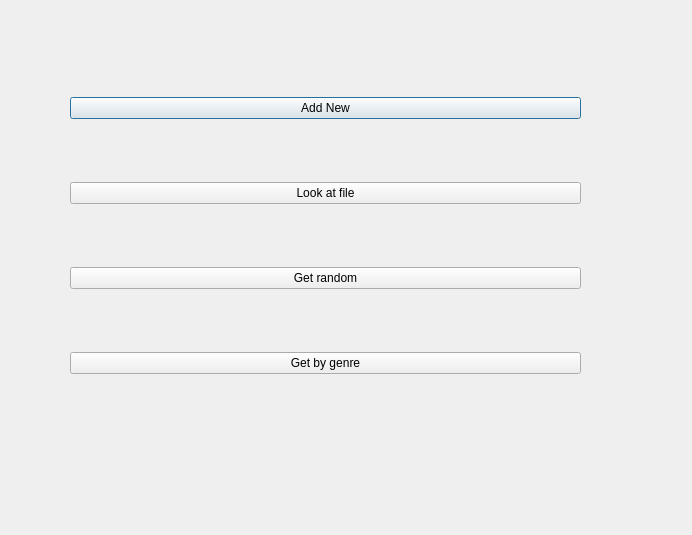
Qt form bookchoice.ui (Libra232/BlindChoice) before a commit.
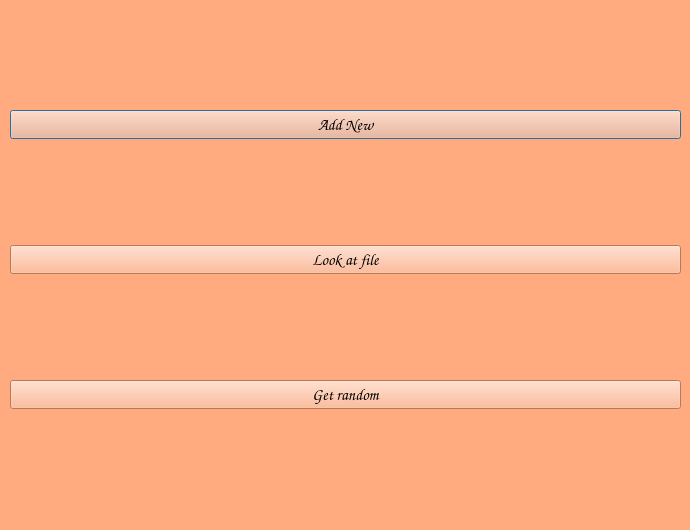
The same form after that commit.

What changed in the file:
```diff
--- a/bookchoice.ui
+++ b/bookchoice.ui
@@ -6,20 +6,495 @@
    <rect>
     <x>0</x>
     <y>0</y>
-    <width>692</width>
-    <height>535</height>
+    <width>690</width>
+    <height>530</height>
    </rect>
   </property>
+  <property name="palette">
+   <palette>
+    <active>
+     <colorrole role="WindowText">
+      <brush brushstyle="SolidPattern">
+       <color alpha="255">
+        <red>0</red>
+        <green>0</green>
+        <blue>0</blue>
+       </color>
+      </brush>
+     </colorrole>
+     <colorrole role="Button">
+      <brush brushstyle="SolidPattern">
+       <color alpha="255">
+        <red>255</red>
+        <green>170</green>
+        <blue>127</blue>
+       </color>
+      </brush>
+     </colorrole>
+     <colorrole role="Light">
+      <brush brushstyle="SolidPattern">
+       <color alpha="255">
+        <red>255</red>
+        <green>255</green>
+        <blue>254</blue>
+       </color>
+      </brush>
+     </colorrole>
+     <colorrole role="Midlight">
+      <brush brushstyle="SolidPattern">
+       <color alpha="255">
+        <red>255</red>
+        <green>212</green>
+        <blue>190</blue>
+       </color>
+      </brush>
+     </colorrole>
+     <colorrole role="Dark">
+      <brush brushstyle="SolidPattern">
+       <color alpha="255">
+        <red>127</red>
+        <green>85</green>
+        <blue>63</blue>
+       </color>
+      </brush>
+     </colorrole>
+     <colorrole role="Mid">
+      <brush brushstyle="SolidPattern">
+       <color alpha="255">
+        <red>170</red>
+        <green>113</green>
+        <blue>85</blue>
+       </color>
+      </brush>
+     </colorrole>
+     <colorrole role="Text">
+      <brush brushstyle="SolidPattern">
+       <color alpha="255">
+        <red>0</red>
+        <green>0</green>
+        <blue>0</blue>
+       </color>
+      </brush>
+     </colorrole>
+     <colorrole role="BrightText">
+      <brush brushstyle="SolidPattern">
+       <color alpha="255">
+        <red>255</red>
+        <green>255</green>
+        <blue>255</blue>
+       </color>
+      </brush>
+     </colorrole>
+     <colorrole role="ButtonText">
+      <brush brushstyle="SolidPattern">
+       <color alpha="255">
+        <red>0</red>
+        <green>0</green>
+        <blue>0</blue>
+       </color>
+      </brush>
+     </colorrole>
+     <colorrole role="Base">
+      <brush brushstyle="SolidPattern">
+       <color alpha="255">
+        <red>255</red>
+        <green>255</green>
+        <blue>255</blue>
+       </color>
+      </brush>
+     </colorrole>
+     <colorrole role="Window">
+      <brush brushstyle="SolidPattern">
+       <color alpha="255">
+        <red>255</red>
+        <green>170</green>
+        <blue>127</blue>
+       </color>
+      </brush>
+     </colorrole>
+     <colorrole role="Shadow">
+      <brush brushstyle="SolidPattern">
+       <color alpha="255">
+        <red>0</red>
+        <green>0</green>
+        <blue>0</blue>
+       </color>
+      </brush>
+     </colorrole>
+     <colorrole role="AlternateBase">
+      <brush brushstyle="SolidPattern">
+       <color alpha="255">
+        <red>255</red>
+        <green>212</green>
+        <blue>191</blue>
+       </color>
+      </brush>
+     </colorrole>
+     <colorrole role="ToolTipBase">
+      <brush brushstyle="SolidPattern">
+       <color alpha="255">
+        <red>255</red>
+        <green>255</green>
+        <blue>220</blue>
+       </color>
+      </brush>
+     </colorrole>
+     <colorrole role="ToolTipText">
+      <brush brushstyle="SolidPattern">
+       <color alpha="255">
+        <red>0</red>
+        <green>0</green>
+        <blue>0</blue>
+       </color>
+      </brush>
+     </colorrole>
+     <colorrole role="PlaceholderText">
+      <brush brushstyle="SolidPattern">
+       <color alpha="127">
+        <red>0</red>
+        <green>0</green>
+        <blue>0</blue>
+       </color>
+      </brush>
+     </colorrole>
+     <colorrole role="Accent">
+      <brush brushstyle="SolidPattern">
+       <color alpha="255">
+        <red>255</red>
+        <green>255</green>
+        <blue>255</blue>
+       </color>
+      </brush>
+     </colorrole>
+    </active>
+    <inactive>
+     <colorrole role="WindowText">
+      <brush brushstyle="SolidPattern">
+       <color alpha="255">
+        <red>0</red>
+        <green>0</green>
+        <blue>0</blue>
+       </color>
+      </brush>
+     </colorrole>
+     <colorrole role="Button">
+      <brush brushstyle="SolidPattern">
+       <color alpha="255">
+        <red>255</red>
+        <green>170</green>
+        <blue>127</blue>
+       </color>
+      </brush>
+     </colorrole>
+     <colorrole role="Light">
+      <brush brushstyle="SolidPattern">
+       <color alpha="255">
+        <red>255</red>
+        <green>255</green>
+        <blue>254</blue>
+       </color>
+      </brush>
+     </colorrole>
+     <colorrole role="Midlight">
+      <brush brushstyle="SolidPattern">
+       <color alpha="255">
+        <red>255</red>
+        <green>212</green>
+        <blue>190</blue>
+       </color>
+      </brush>
+     </colorrole>
+     <colorrole role="Dark">
+      <brush brushstyle="SolidPattern">
+       <color alpha="255">
+        <red>127</red>
+        <green>85</green>
+        <blue>63</blue>
+       </color>
+      </brush>
+     </colorrole>
+     <colorrole role="Mid">
+      <brush brushstyle="SolidPattern">
+       <color alpha="255">
+        <red>170</red>
+        <green>113</green>
+        <blue>85</blue>
+       </color>
+      </brush>
+     </colorrole>
+     <colorrole role="Text">
+      <brush brushstyle="SolidPattern">
+       <color alpha="255">
+        <red>0</red>
+        <green>0</green>
+        <blue>0</blue>
+       </color>
+      </brush>
+     </colorrole>
+     <colorrole role="BrightText">
+      <brush brushstyle="SolidPattern">
+       <color alpha="255">
+        <red>255</red>
+        <green>255</green>
+        <blue>255</blue>
+       </color>
+      </brush>
+     </colorrole>
+     <colorrole role="ButtonText">
+      <brush brushstyle="SolidPattern">
+       <color alpha="255">
+        <red>0</red>
+        <green>0</green>
+        <blue>0</blue>
+       </color>
+      </brush>
+     </colorrole>
+     <colorrole role="Base">
+      <brush brushstyle="SolidPattern">
+       <color alpha="255">
+        <red>255</red>
+        <green>255</green>
+        <blue>255</blue>
+       </color>
+      </brush>
+     </colorrole>
+     <colorrole role="Window">
+      <brush brushstyle="SolidPattern">
+       <color alpha="255">
+        <red>255</red>
+        <green>170</green>
+        <blue>127</blue>
+       </color>
+      </brush>
+     </colorrole>
+     <colorrole role="Shadow">
+      <brush brushstyle="SolidPattern">
+       <color alpha="255">
+        <red>0</red>
+        <green>0</green>
+        <blue>0</blue>
+       </color>
+      </brush>
+     </colorrole>
+     <colorrole role="AlternateBase">
+      <brush brushstyle="SolidPattern">
+       <color alpha="255">
+        <red>255</red>
+        <green>212</green>
+        <blue>191</blue>
+       </color>
+      </brush>
+     </colorrole>
+     <colorrole role="ToolTipBase">
+      <brush brushstyle="SolidPattern">
+       <color alpha="255">
+        <red>255</red>
+        <green>255</green>
+        <blue>220</blue>
+       </color>
+      </brush>
+     </colorrole>
+     <colorrole role="ToolTipText">
+      <brush brushstyle="SolidPattern">
+       <color alpha="255">
+        <red>0</red>
+        <green>0</green>
+        <blue>0</blue>
+       </color>
+      </brush>
+     </colorrole>
+     <colorrole role="PlaceholderText">
+      <brush brushstyle="SolidPattern">
+       <color alpha="127">
+        <red>0</red>
+        <green>0</green>
+        <blue>0</blue>
+       </color>
+      </brush>
+     </colorrole>
+     <colorrole role="Accent">
+      <brush brushstyle="SolidPattern">
+       <color alpha="255">
+        <red>255</red>
+        <green>255</green>
+        <blue>255</blue>
+       </color>
+      </brush>
+     </colorrole>
+    </inactive>
+    <disabled>
+     <colorrole role="WindowText">
+      <brush brushstyle="SolidPattern">
+       <color alpha="255">
+        <red>127</red>
+        <green>85</green>
+        <blue>63</blue>
+       </color>
+      </brush>
+     </colorrole>
+     <colorrole role="Button">
+      <brush brushstyle="SolidPattern">
+       <color alpha="255">
+        <red>255</red>
+        <green>170</green>
+        <blue>127</blue>
+       </color>
+      </brush>
+     </colorrole>
+     <colorrole role="Light">
+      <brush brushstyle="SolidPattern">
+       <color alpha="255">
+        <red>255</red>
+        <green>255</green>
+        <blue>254</blue>
+       </color>
+      </brush>
+     </colorrole>
+     <colorrole role="Midlight">
+      <brush brushstyle="SolidPattern">
+       <color alpha="255">
+        <red>255</red>
+        <green>212</green>
+        <blue>190</blue>
+       </color>
+      </brush>
+     </colorrole>
+     <colorrole role="Dark">
+      <brush brushstyle="SolidPattern">
+       <color alpha="255">
+        <red>127</red>
+        <green>85</green>
+        <blue>63</blue>
+       </color>
+      </brush>
+     </colorrole>
+     <colorrole role="Mid">
+      <brush brushstyle="SolidPattern">
+       <color alpha="255">
+        <red>170</red>
+        <green>113</green>
+        <blue>85</blue>
+       </color>
+      </brush>
+     </colorrole>
+     <colorrole role="Text">
+      <brush brushstyle="SolidPattern">
+       <color alpha="255">
+        <red>127</red>
+        <green>85</green>
+        <blue>63</blue>
+       </color>
+      </brush>
+     </colorrole>
+     <colorrole role="BrightText">
+      <brush brushstyle="SolidPattern">
+       <color alpha="255">
+        <red>255</red>
+        <green>255</green>
+        <blue>255</blue>
+       </color>
+      </brush>
+     </colorrole>
+     <colorrole role="ButtonText">
+      <brush brushstyle="SolidPattern">
+       <color alpha="255">
+        <red>127</red>
+        <green>85</green>
+        <blue>63</blue>
+       </color>
+      </brush>
+     </colorrole>
+     <colorrole role="Base">
+      <brush brushstyle="SolidPattern">
+       <color alpha="255">
+        <red>255</red>
+        <green>170</green>
+        <blue>127</blue>
+       </color>
+      </brush>
+     </colorrole>
+     <colorrole role="Window">
+      <brush brushstyle="SolidPattern">
+       <color alpha="255">
+        <red>255</red>
+        <green>170</green>
+        <blue>127</blue>
+       </color>
+      </brush>
+     </colorrole>
+     <colorrole role="Shadow">
+      <brush brushstyle="SolidPattern">
+       <color alpha="255">
+        <red>0</red>
+        <green>0</green>
+        <blue>0</blue>
+       </color>
+      </brush>
+     </colorrole>
+     <colorrole role="AlternateBase">
+      <brush brushstyle="SolidPattern">
+       <color alpha="255">
+        <red>255</red>
+        <green>170</green>
+        <blue>127</blue>
+       </color>
+      </brush>
+     </colorrole>
+     <colorrole role="ToolTipBase">
+      <brush brushstyle="SolidPattern">
+       <color alpha="255">
+        <red>255</red>
+        <green>255</green>
+        <blue>220</blue>
+       </color>
+      </brush>
+     </colorrole>
+     <colorrole role="ToolTipText">
+      <brush brushstyle="SolidPattern">
+       <color alpha="255">
+        <red>0</red>
+        <green>0</green>
+        <blue>0</blue>
+       </color>
+      </brush>
+     </colorrole>
+     <colorrole role="PlaceholderText">
+      <brush brushstyle="SolidPattern">
+       <color alpha="127">
+        <red>127</red>
+        <green>85</green>
+        <blue>63</blue>
+       </color>
+      </brush>
+     </colorrole>
+     <colorrole role="Accent">
+      <brush brushstyle="SolidPattern">
+       <color alpha="255">
+        <red>255</red>
+        <green>221</green>
+        <blue>203</blue>
+       </color>
+      </brush>
+     </colorrole>
+    </disabled>
+   </palette>
+  </property>
+  <property name="font">
+   <font>
+    <family>Comic Sans MS</family>
+    <pointsize>12</pointsize>
+   </font>
+  </property>
   <property name="windowTitle">
    <string>Dialog</string>
   </property>
   <widget class="QWidget" name="verticalLayoutWidget">
    <property name="geometry">
     <rect>
-     <x>70</x>
-     <y>40</y>
-     <width>511</width>
-     <height>391</height>
+     <x>10</x>
+     <y>10</y>
+     <width>671</width>
+     <height>501</height>
     </rect>
    </property>
    <layout class="QVBoxLayout" name="verticalLayout">
@@ -44,13 +519,6 @@
       </property>
      </widget>
     </item>
-    <item>
-     <widget class="QPushButton" name="pushButtonGenre">
-      <property name="text">
-       <string>Get by genre</string>
-      </property>
-     </widget>
-    </item>
    </layout>
   </widget>
  </widget>
```
